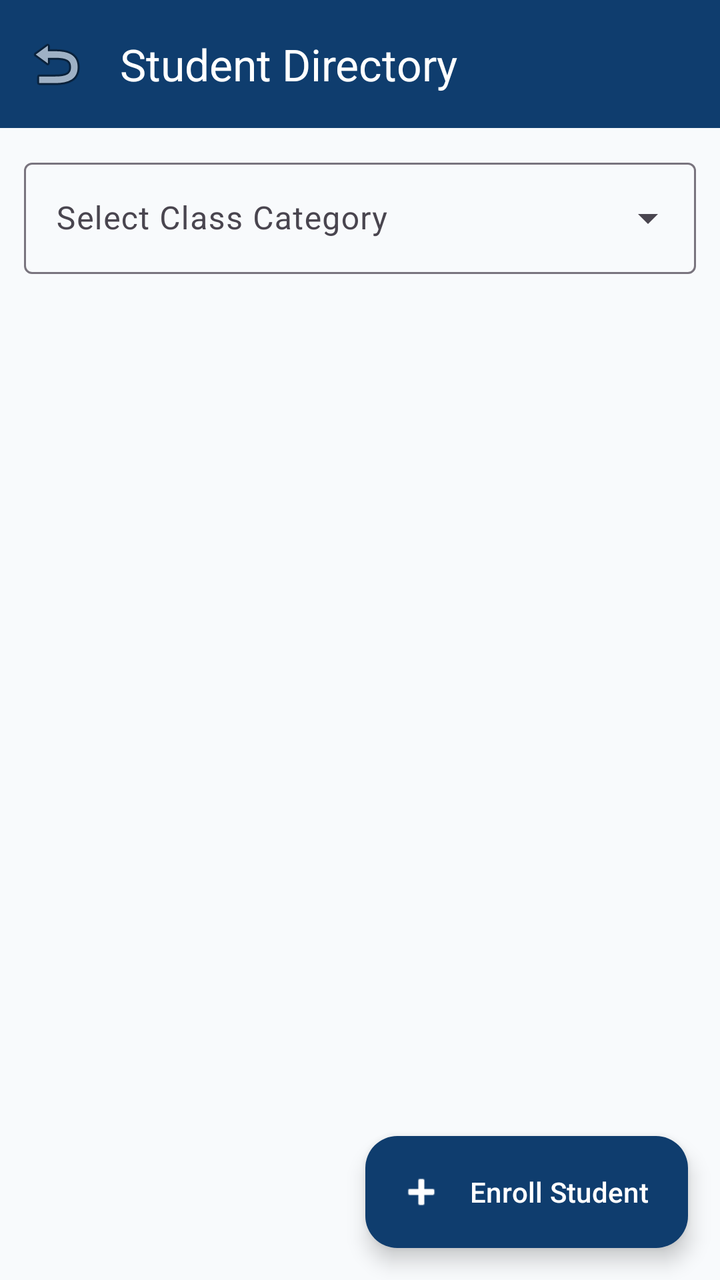
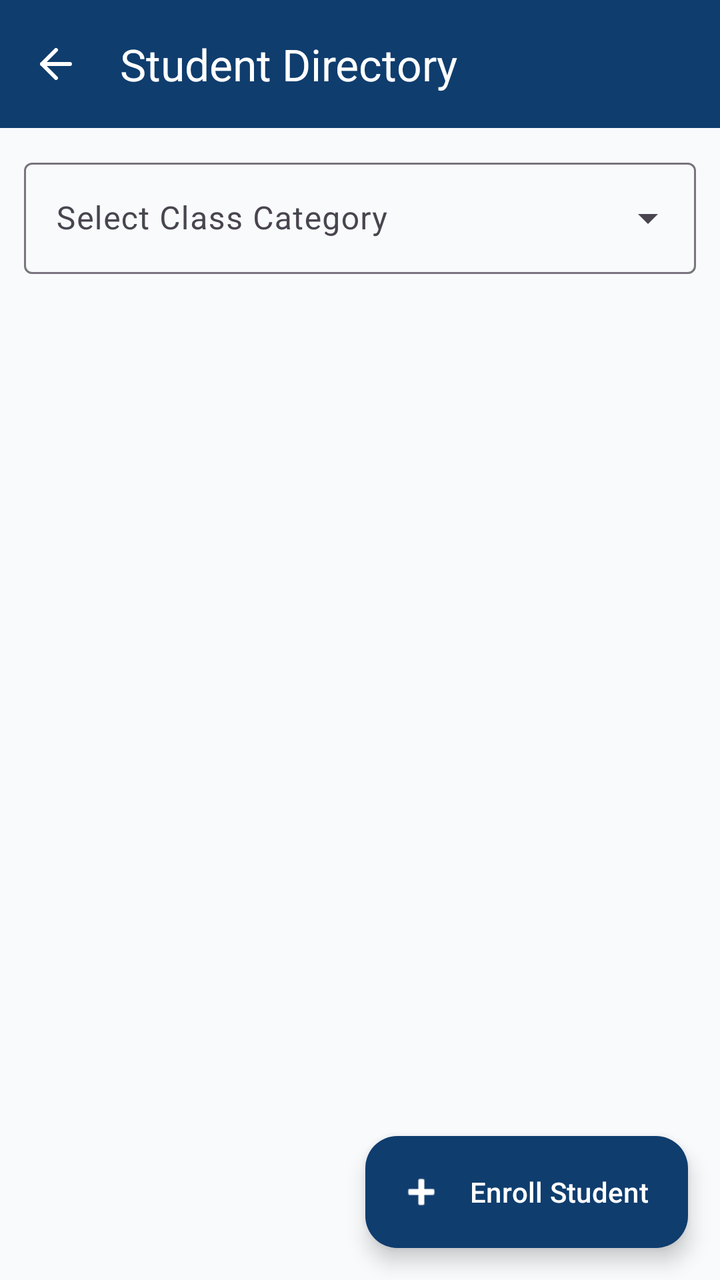

An Android layout rendered at two revisions. The XML below is the earlier revision; the diff shows what the commit changed to produce the second picture.
<!-- AndroidManifest.xml: application theme Theme.SchoolManager -->
<!-- res/layout/activity_student_management.xml -->
<?xml version="1.0" encoding="utf-8"?>
<androidx.coordinatorlayout.widget.CoordinatorLayout
    xmlns:android="http://schemas.android.com/apk/res/android"
    xmlns:app="http://schemas.android.com/apk/res-auto"
    android:layout_width="match_parent"
    android:layout_height="match_parent"
    android:background="#F8FAFC">

    <com.google.android.material.appbar.AppBarLayout
        android:layout_width="match_parent"
        android:layout_height="wrap_content">

        <com.google.android.material.appbar.MaterialToolbar
            android:id="@+id/toolbar"
            android:layout_width="match_parent"
            android:layout_height="?attr/actionBarSize"
            android:background="#0F3D6E"
            app:title="Student Directory"
            app:titleTextColor="@android:color/white"
            app:navigationIcon="@android:drawable/ic_menu_revert" />
    </com.google.android.material.appbar.AppBarLayout>

    <LinearLayout
        android:layout_width="match_parent"
        android:layout_height="match_parent"
        android:orientation="vertical"
        android:padding="12dp"
        app:layout_behavior="@string/appbar_scrolling_view_behavior">

        <com.google.android.material.textfield.TextInputLayout
            android:id="@+id/tilClassFilter"
            style="@style/Widget.Material3.TextInputLayout.OutlinedBox.ExposedDropdownMenu"
            android:layout_width="match_parent"
            android:layout_height="wrap_content"
            android:layout_marginBottom="8dp"
            android:hint="Select Class Category">

            <AutoCompleteTextView
                android:id="@+id/actvClassFilter"
                android:layout_width="match_parent"
                android:layout_height="wrap_content"
                android:inputType="none" />
        </com.google.android.material.textfield.TextInputLayout>

        <androidx.recyclerview.widget.RecyclerView
            android:id="@+id/rvStudents"
            android:layout_width="match_parent"
            android:layout_height="0dp"
            android:layout_weight="1" />

    </LinearLayout>

    <com.google.android.material.floatingactionbutton.ExtendedFloatingActionButton
        android:id="@+id/fabAddStudent"
        android:layout_width="wrap_content"
        android:layout_height="wrap_content"
        android:layout_gravity="bottom|end"
        android:layout_margin="16dp"
        android:text="Enroll Student"
        android:textColor="@android:color/white"
        app:icon="@android:drawable/ic_input_add"
        app:iconTint="@android:color/white"
        app:backgroundTint="#0F3D6E" />

</androidx.coordinatorlayout.widget.CoordinatorLayout>
<!-- resources referenced by this layout -->
<resources>
  <style name="Theme.SchoolManager" parent="Theme.Material3.DayNight.NoActionBar">
          <item name="colorPrimary">#0F3D6E</item>
          <item name="colorOnPrimary">#FFFFFF</item>
          <item name="colorSecondary">#D97706</item>
          
          <item name="colorSecondaryContainer">#FEF3C7</item>
          <item name="colorOnSecondaryContainer">#0F3D6E</item>
          <item name="android:statusBarColor">#0F3D6E</item>
          <item name="android:windowLightStatusBar">false</item>
      </style>
</resources>

<!-- the commit's change to res/layout/activity_student_management.xml (unified diff, before → after) -->
@@ -17,7 +17,7 @@
             android:background="#0F3D6E"
             app:title="Student Directory"
             app:titleTextColor="@android:color/white"
-            app:navigationIcon="@android:drawable/ic_menu_revert" />
+            app:navigationIcon="@drawable/ic_arrow_back_modern" />
     </com.google.android.material.appbar.AppBarLayout>
 
     <LinearLayout
<!-- resource entries referenced after the edit -->
@@ -1,5 +1,7 @@
 <!-- resources referenced by this layout -->
 <resources>
+  <!-- drawable ic_arrow_back_modern (drawable) -->
+  <vector xmlns:android="http://schemas.android.com/apk/res/android" android:width="24dp" android:height="24dp" android:viewportWidth="24" android:viewportHeight="24"><path android:fillColor="@android:color/transparent" android:strokeColor="#FFFFFF" android:strokeWidth="2" android:strokeLineCap="round" android:strokeLineJoin="round" android:pathData="M19 12H5m0 0 7-7m-7 7 7 7"/></vector>
   <style name="Theme.SchoolManager" parent="Theme.Material3.DayNight.NoActionBar">
           <item name="colorPrimary">#0F3D6E</item>
           <item name="colorOnPrimary">#FFFFFF</item>
